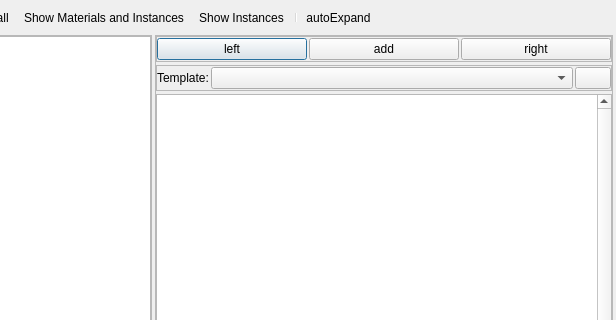
The window that Tools/ResourceEditor/DataQt/materialeditor.ui (xaoctech/dava.engine) describes before a commit, drawn with Qt 5; both pictures show x 309 to 925 and y 0 to 320 of the 925 by 638 pixel window.
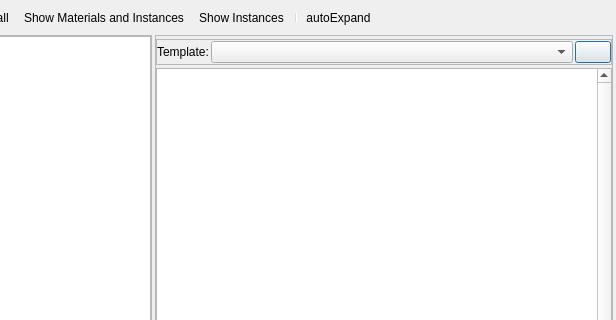
The same window after the commit. Icons and pictures are not drawn. Custom widgets are drawn as their Qt base class.

```diff
--- a/Tools/ResourceEditor/DataQt/materialeditor.ui
+++ b/Tools/ResourceEditor/DataQt/materialeditor.ui
@@ -120,65 +120,9 @@
        <property name="bottomMargin">
         <number>0</number>
        </property>
-	   
-	   <item>
-        <widget class="QFrame" name="frame_25">
-         <property name="frameShape">
-          <enum>QFrame::StyledPanel</enum>
-         </property>
-         <property name="frameShadow">
-          <enum>QFrame::Raised</enum>
-         </property>
-         <layout class="QHBoxLayout" name="horizontalLayout">
-          <property name="spacing">
-           <number>2</number>
-          </property>
-          <property name="leftMargin">
-           <number>0</number>
-          </property>
-          <property name="topMargin">
-           <number>1</number>
-          </property>
-          <property name="rightMargin">
-           <number>0</number>
-          </property>
-          <property name="bottomMargin">
-           <number>1</number>
-          </property>   
-		  <item>		  
-           <widget class="QPushButton" name="left">            
-            <property name="text">
-             <string> left </string>
-            </property>            
-            <property name="flat">
-             <bool>false</bool>
-            </property>
-           </widget>
-		  </item>
-		  <item>
-		   <widget class="QPushButton" name="add">            
-            <property name="text">
-             <string> add </string>
-            </property>            
-            <property name="flat">
-             <bool>false</bool>
-            </property>
-           </widget>
-		  </item>
-		  <item>
-		   <widget class="QPushButton" name="right">            
-            <property name="text">
-             <string> right </string>
-            </property>            
-            <property name="flat">
-             <bool>false</bool>
-            </property>
-           </widget>
-          </item>
-         </layout>
-        </widget>
+       <item>
+        <widget class="EditableTabBar" name="tabbar" native="true"/>
        </item>
-	   
        <item>
         <widget class="QFrame" name="frame_3">
          <property name="frameShape">
@@ -383,6 +327,11 @@
    <extends>QTreeView</extends>
    <header>MaterialEditor/MaterialTree.h</header>
   </customwidget>
+  <customwidget>
+   <class>EditableTabBar</class>
+   <extends>QTabBar</extends>
+   <header>QtTools/EditableTabBar/EditableTabBar.h</header>
+  </customwidget>
  </customwidgets>
  <resources>
   <include location="QtIcons.qrc"/>
```
